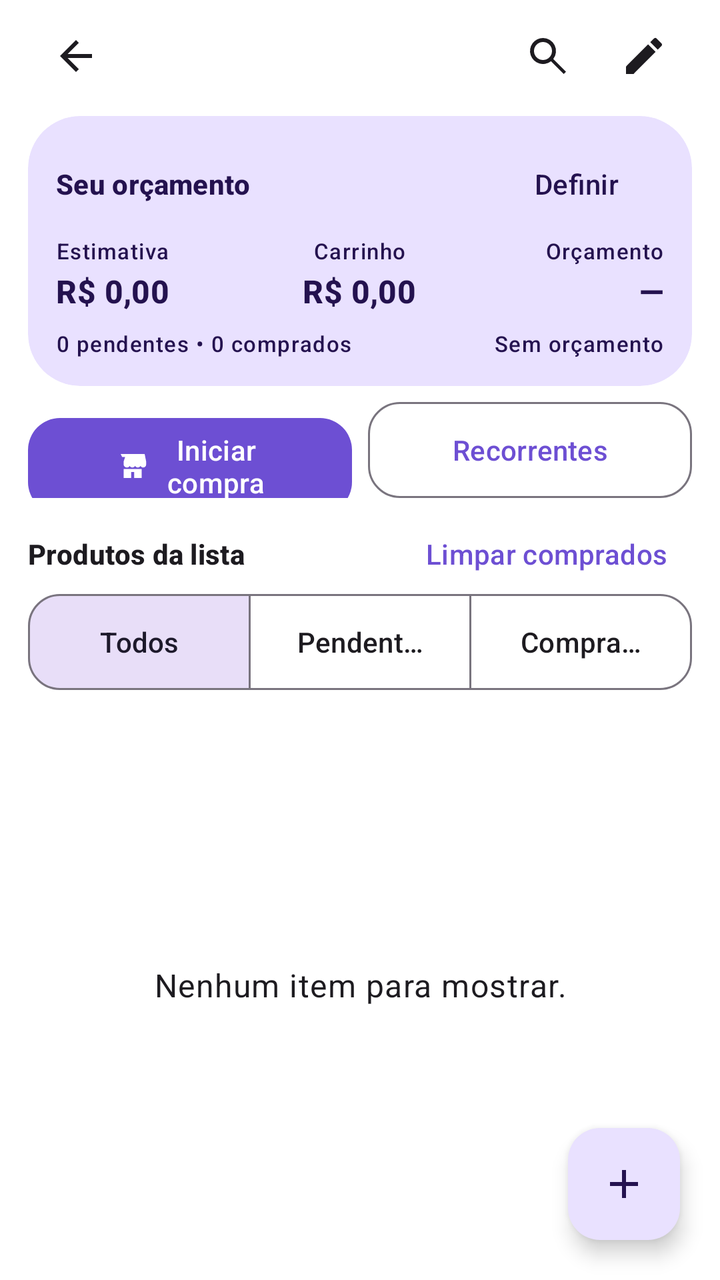
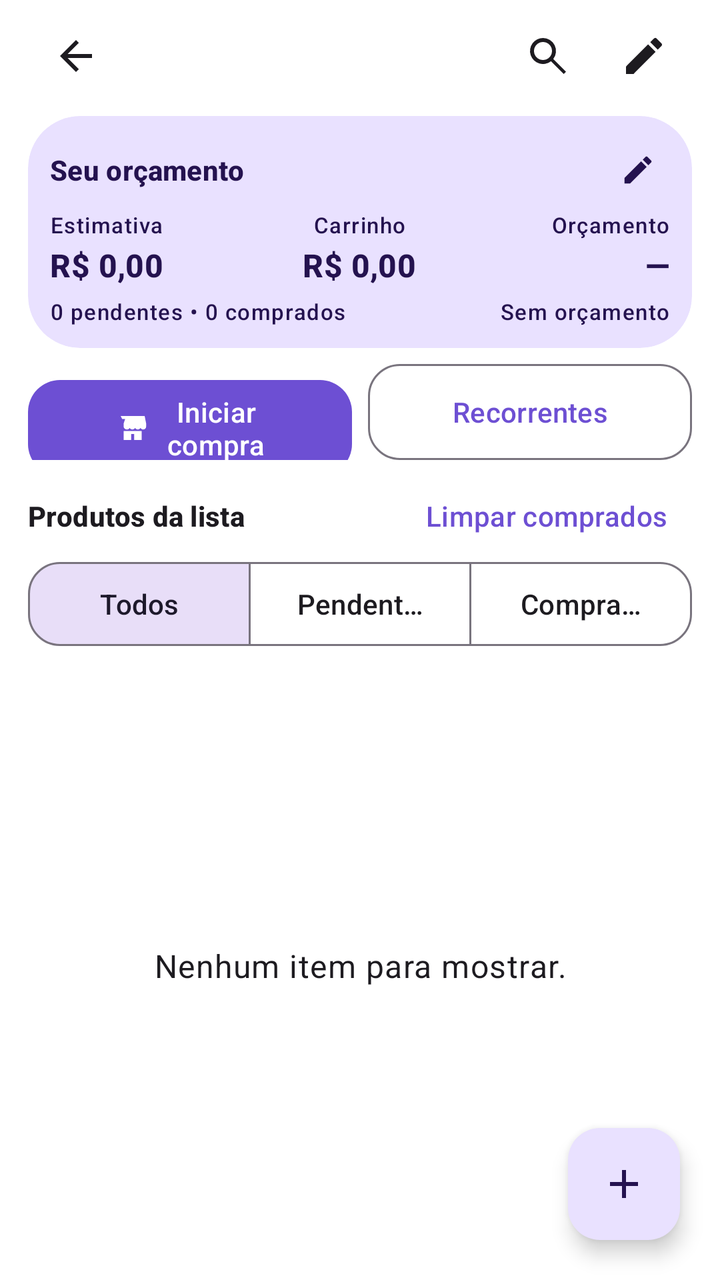

Compare the two renders of this Android layout. The source of the first and the diff that turns it into the second are given below.
<!-- AndroidManifest.xml: application theme Theme.ListaCompras -->
<!-- res/layout/activity_list_detail.xml -->
<?xml version="1.0" encoding="utf-8"?>
<androidx.coordinatorlayout.widget.CoordinatorLayout xmlns:android="http://schemas.android.com/apk/res/android"
    xmlns:app="http://schemas.android.com/apk/res-auto"
    android:id="@+id/rootDetail"
    android:layout_width="match_parent"
    android:layout_height="match_parent"
    android:background="?attr/colorSurface">
    <LinearLayout
        android:layout_width="match_parent"
        android:layout_height="match_parent"
        android:orientation="vertical"
        android:paddingStart="14dp"
        android:paddingTop="4dp"
        android:paddingEnd="14dp">
        <LinearLayout
            android:layout_width="match_parent"
            android:layout_height="wrap_content"
            android:gravity="center_vertical"
            android:orientation="horizontal">
            <ImageButton
                android:id="@+id/buttonBack"
                android:layout_width="48dp"
                android:layout_height="48dp"
                android:background="?attr/selectableItemBackgroundBorderless"
                android:contentDescription="Voltar"
                android:padding="12dp"
                android:src="@drawable/ic_back"
                app:tint="?attr/colorOnSurface" />
            <LinearLayout
                android:layout_width="0dp"
                android:layout_height="wrap_content"
                android:layout_weight="1"
                android:orientation="vertical">
                <TextView
                    android:id="@+id/textListTitle"
                    android:layout_width="match_parent"
                    android:layout_height="wrap_content"
                    android:ellipsize="end"
                    android:maxLines="1"
                    android:textAppearance="@style/TextAppearance.Material3.TitleLarge"
                    android:textStyle="bold" />
                <TextView
                    android:id="@+id/textListMarket"
                    android:layout_width="match_parent"
                    android:layout_height="wrap_content"
                    android:ellipsize="end"
                    android:maxLines="1"
                    android:textAppearance="@style/TextAppearance.Material3.LabelMedium"
                    android:textColor="?attr/colorOnSurfaceVariant"
                    android:visibility="gone" />
            </LinearLayout>
            <ImageButton
                android:id="@+id/buttonSearchItems"
                android:layout_width="48dp"
                android:layout_height="48dp"
                android:background="?attr/selectableItemBackgroundBorderless"
                android:contentDescription="Pesquisar itens"
                android:padding="12dp"
                android:src="@drawable/ic_search"
                app:tint="?attr/colorOnSurface" />
            <ImageButton
                android:id="@+id/buttonRenameList"
                android:layout_width="48dp"
                android:layout_height="48dp"
                android:background="?attr/selectableItemBackgroundBorderless"
                android:contentDescription="Renomear lista"
                android:padding="12dp"
                android:src="@drawable/ic_edit"
                app:tint="?attr/colorOnSurface" />
        </LinearLayout>

        <com.google.android.material.textfield.TextInputLayout
            android:id="@+id/layoutSearchItems"
            style="@style/Widget.ListaCompras.Field.Filled"
            android:layout_width="match_parent"
            android:layout_height="wrap_content"
            android:layout_marginTop="4dp"
            android:hint="Buscar item ou categoria"
            android:visibility="gone"
            app:boxStrokeWidth="0dp"
            app:boxStrokeWidthFocused="0dp"
            app:endIconMode="clear_text"
            app:startIconDrawable="@drawable/ic_search">
            <com.google.android.material.textfield.TextInputEditText
                android:id="@+id/inputSearchItems"
                android:layout_width="match_parent"
                android:layout_height="wrap_content"
                android:imeOptions="actionDone"
                android:inputType="text"
                android:maxLines="1" />
        </com.google.android.material.textfield.TextInputLayout>

        <com.google.android.material.card.MaterialCardView
            style="@style/Widget.ListaCompras.Card.Highlight"
            android:layout_width="match_parent"
            android:layout_height="wrap_content"
            android:layout_marginTop="6dp">
            <LinearLayout
                android:layout_width="match_parent"
                android:layout_height="wrap_content"
                android:orientation="vertical"
                android:padding="14dp">
                <LinearLayout
                    android:layout_width="match_parent"
                    android:layout_height="wrap_content"
                    android:gravity="center_vertical"
                    android:orientation="horizontal">
                    <TextView
                        android:id="@+id/textListSummary"
                        android:layout_width="0dp"
                        android:layout_height="wrap_content"
                        android:layout_weight="1"
                        android:text="Seu orçamento"
                        android:textAppearance="@style/TextAppearance.Material3.TitleSmall"
                        android:textColor="?attr/colorOnPrimaryContainer"
                        android:textStyle="bold" />
                    <com.google.android.material.button.MaterialButton
                        android:id="@+id/buttonBudget"
                        style="@style/Widget.Material3.Button.TextButton"
                        android:layout_width="wrap_content"
                        android:layout_height="40dp"
                        android:insetTop="0dp"
                        android:insetBottom="0dp"
                        android:minHeight="40dp"
                        android:text="Definir"
                        android:textColor="?attr/colorOnPrimaryContainer" />
                </LinearLayout>
                <LinearLayout
                    android:layout_width="match_parent"
                    android:layout_height="wrap_content"
                    android:layout_marginTop="6dp"
                    android:orientation="horizontal">
                    <LinearLayout
                        android:layout_width="0dp"
                        android:layout_height="wrap_content"
                        android:layout_weight="1"
                        android:orientation="vertical">
                        <TextView
                            android:layout_width="wrap_content"
                            android:layout_height="wrap_content"
                            android:text="Estimativa"
                            android:textAppearance="@style/TextAppearance.Material3.LabelSmall"
                            android:textColor="?attr/colorOnPrimaryContainer" />
                        <TextView
                            android:id="@+id/textEstimatedTotal"
                            android:layout_width="wrap_content"
                            android:layout_height="wrap_content"
                            android:layout_marginTop="2dp"
                            android:text="R$ 0,00"
                            android:textAppearance="@style/TextAppearance.Material3.TitleMedium"
                            android:textColor="?attr/colorOnPrimaryContainer"
                            android:textStyle="bold" />
                    </LinearLayout>
                    <LinearLayout
                        android:layout_width="0dp"
                        android:layout_height="wrap_content"
                        android:layout_weight="1"
                        android:gravity="center_horizontal"
                        android:orientation="vertical">
                        <TextView
                            android:layout_width="wrap_content"
                            android:layout_height="wrap_content"
                            android:text="Carrinho"
                            android:textAppearance="@style/TextAppearance.Material3.LabelSmall"
                            android:textColor="?attr/colorOnPrimaryContainer" />
                        <TextView
                            android:id="@+id/textCartTotal"
                            android:layout_width="wrap_content"
                            android:layout_height="wrap_content"
                            android:layout_marginTop="2dp"
                            android:text="R$ 0,00"
                            android:textAppearance="@style/TextAppearance.Material3.TitleMedium"
                            android:textColor="?attr/colorOnPrimaryContainer"
                            android:textStyle="bold" />
                    </LinearLayout>
                    <LinearLayout
                        android:layout_width="0dp"
                        android:layout_height="wrap_content"
                        android:layout_weight="1"
                        android:gravity="end"
                        android:orientation="vertical">
                        <TextView
                            android:id="@+id/textBudgetRemainingLabel"
                            android:layout_width="wrap_content"
                            android:layout_height="wrap_content"
                            android:text="Orçamento"
                            android:textAppearance="@style/TextAppearance.Material3.LabelSmall"
                            android:textColor="?attr/colorOnPrimaryContainer" />
                        <TextView
                            android:id="@+id/textBudgetRemaining"
                            android:layout_width="wrap_content"
                            android:layout_height="wrap_content"
                            android:layout_marginTop="2dp"
                            android:text="—"
                            android:textAppearance="@style/TextAppearance.Material3.TitleMedium"
                            android:textColor="?attr/colorOnPrimaryContainer"
                            android:textStyle="bold" />
                    </LinearLayout>
                </LinearLayout>
                <LinearLayout
                    android:layout_width="match_parent"
                    android:layout_height="wrap_content"
                    android:layout_marginTop="8dp"
                    android:gravity="center_vertical"
                    android:orientation="horizontal">
                    <TextView
                        android:id="@+id/textPurchaseStatus"
                        android:layout_width="0dp"
                        android:layout_height="wrap_content"
                        android:layout_weight="1"
                        android:text="0 pendentes • 0 comprados"
                        android:textAppearance="@style/TextAppearance.Material3.LabelSmall"
                        android:textColor="?attr/colorOnPrimaryContainer" />
                    <TextView
                        android:id="@+id/textBudgetStatus"
                        android:layout_width="wrap_content"
                        android:layout_height="wrap_content"
                        android:layout_marginStart="4dp"
                        android:text="Sem orçamento"
                        android:textAppearance="@style/TextAppearance.Material3.LabelSmall"
                        android:textColor="?attr/colorOnPrimaryContainer" />
                </LinearLayout>
                <com.google.android.material.progressindicator.LinearProgressIndicator
                    android:id="@+id/progressBudget"
                    android:layout_width="match_parent"
                    android:layout_height="wrap_content"
                    android:layout_marginTop="6dp"
                    android:max="100"
                    android:visibility="gone"
                    app:indicatorColor="?attr/colorOnPrimaryContainer"
                    app:trackColor="?attr/colorSurfaceVariant"
                    app:trackThickness="5dp" />
            </LinearLayout>
        </com.google.android.material.card.MaterialCardView>

        <LinearLayout
            android:layout_width="match_parent"
            android:layout_height="wrap_content"
            android:layout_marginTop="8dp"
            android:orientation="horizontal">
            <com.google.android.material.button.MaterialButton
                android:id="@+id/buttonPurchaseMode"
                style="@style/Widget.ListaCompras.Button.Filled"
                android:layout_width="0dp"
                android:layout_height="48dp"
                android:layout_weight="1"
                android:insetTop="0dp"
                android:insetBottom="0dp"
                android:text="Iniciar compra"
                app:icon="@drawable/ic_store"
                app:iconGravity="textStart" />
            <com.google.android.material.button.MaterialButton
                android:id="@+id/buttonAddRecurring"
                style="@style/Widget.ListaCompras.Button.Outlined"
                android:layout_width="0dp"
                android:layout_height="48dp"
                android:layout_marginStart="8dp"
                android:layout_weight="1"
                android:insetTop="0dp"
                android:insetBottom="0dp"
                android:text="Recorrentes" />
        </LinearLayout>

        <LinearLayout
            android:layout_width="match_parent"
            android:layout_height="wrap_content"
            android:layout_marginTop="8dp"
            android:gravity="center_vertical"
            android:orientation="horizontal">
            <TextView
                android:id="@+id/textItemsSection"
                android:layout_width="0dp"
                android:layout_height="wrap_content"
                android:layout_weight="1"
                android:text="Produtos da lista"
                android:textAppearance="@style/TextAppearance.Material3.TitleSmall"
                android:textStyle="bold" />
            <com.google.android.material.button.MaterialButton
                android:id="@+id/buttonClearPurchased"
                style="@style/Widget.Material3.Button.TextButton"
                android:layout_width="wrap_content"
                android:layout_height="40dp"
                android:insetTop="0dp"
                android:insetBottom="0dp"
                android:minHeight="40dp"
                android:text="Limpar comprados" />
        </LinearLayout>
        <com.google.android.material.button.MaterialButtonToggleGroup
            android:id="@+id/groupFilters"
            android:layout_width="match_parent"
            android:layout_height="48dp"
            app:checkedButton="@id/buttonAll"
            app:selectionRequired="true"
            app:singleSelection="true">
            <com.google.android.material.button.MaterialButton
                android:id="@+id/buttonAll"
                style="@style/Widget.ListaCompras.Button.Outlined"
                android:layout_width="0dp"
                android:layout_height="48dp"
                android:layout_weight="1"
                android:insetTop="0dp"
                android:insetBottom="0dp"
                android:text="Todos" />
            <com.google.android.material.button.MaterialButton
                android:id="@+id/buttonPending"
                style="@style/Widget.ListaCompras.Button.Outlined"
                android:layout_width="0dp"
                android:layout_height="48dp"
                android:layout_weight="1"
                android:insetTop="0dp"
                android:insetBottom="0dp"
                android:text="Pendentes" />
            <com.google.android.material.button.MaterialButton
                android:id="@+id/buttonPurchased"
                style="@style/Widget.ListaCompras.Button.Outlined"
                android:layout_width="0dp"
                android:layout_height="48dp"
                android:layout_weight="1"
                android:insetTop="0dp"
                android:insetBottom="0dp"
                android:text="Comprados" />
        </com.google.android.material.button.MaterialButtonToggleGroup>
        <FrameLayout
            android:layout_width="match_parent"
            android:layout_height="0dp"
            android:layout_weight="1">
            <androidx.recyclerview.widget.RecyclerView
                android:id="@+id/recyclerItems"
                android:layout_width="match_parent"
                android:layout_height="match_parent"
                android:clipToPadding="false"
                android:paddingBottom="8dp" />
            <TextView
                android:id="@+id/textEmptyItems"
                android:layout_width="match_parent"
                android:layout_height="wrap_content"
                android:layout_gravity="center"
                android:gravity="center"
                android:padding="32dp"
                android:text="Nenhum item para mostrar."
                android:textAppearance="@style/TextAppearance.Material3.BodyLarge" />
        </FrameLayout>
    </LinearLayout>
    <com.google.android.material.floatingactionbutton.FloatingActionButton
        android:id="@+id/fabAddItem"
        android:layout_width="wrap_content"
        android:layout_height="wrap_content"
        android:layout_gravity="bottom|end"
        android:layout_margin="20dp"
        android:contentDescription="Adicionar item"
        app:srcCompat="@drawable/ic_add" />
</androidx.coordinatorlayout.widget.CoordinatorLayout>
<!-- resources referenced by this layout -->
<resources>
  <!-- drawable ic_add (drawable) -->
  <vector xmlns:android="http://schemas.android.com/apk/res/android" android:width="24dp" android:height="24dp" android:viewportWidth="24" android:viewportHeight="24">
      <path android:fillColor="@android:color/white" android:pathData="M19,13h-6v6h-2v-6H5v-2h6V5h2v6h6v2z" />
  </vector>
  <!-- drawable ic_back (drawable) -->
  <vector xmlns:android="http://schemas.android.com/apk/res/android" android:width="24dp" android:height="24dp" android:viewportWidth="24" android:viewportHeight="24">
      <path android:fillColor="?attr/colorOnSurface" android:pathData="M20,11H7.83l5.59,-5.59L12,4l-8,8 8,8 1.42,-1.41L7.83,13H20v-2z" />
  </vector>
  <!-- drawable ic_search (drawable) -->
  <vector xmlns:android="http://schemas.android.com/apk/res/android"
      android:width="24dp"
      android:height="24dp"
      android:viewportWidth="24"
      android:viewportHeight="24">
      <path
          android:fillColor="#FF000000"
          android:pathData="M9.5,3a6.5,6.5 0,1 0,3.98 11.64L19.85,21 21,19.85l-6.36,-6.37A6.5,6.5 0,0 0,9.5,3zM9.5,5a4.5,4.5 0,1 1,0 9,4.5 4.5,0 0,1 0,-9z" />
  </vector>
  <style name="Widget.ListaCompras.Button.Filled" parent="Widget.Material3.Button">
          <item name="cornerRadius">@dimen/lc_radius_button</item>
          <item name="android:minHeight">48dp</item>
      </style>
  <style name="Widget.ListaCompras.Button.Outlined" parent="Widget.Material3.Button.OutlinedButton">
          <item name="cornerRadius">@dimen/lc_radius_button</item>
          <item name="android:minHeight">48dp</item>
      </style>
  <style name="Widget.ListaCompras.Card.Highlight" parent="Widget.ListaCompras.Card">
          <item name="cardCornerRadius">@dimen/lc_radius_hero</item>
          <item name="cardBackgroundColor">?attr/colorPrimaryContainer</item>
          <item name="strokeWidth">0dp</item>
      </style>
  <style name="Widget.ListaCompras.Field.Filled" parent="Widget.Material3.TextInputLayout.FilledBox">
          <item name="boxCornerRadiusTopStart">@dimen/lc_radius_input</item>
          <item name="boxCornerRadiusTopEnd">@dimen/lc_radius_input</item>
          <item name="boxCornerRadiusBottomStart">@dimen/lc_radius_input</item>
          <item name="boxCornerRadiusBottomEnd">@dimen/lc_radius_input</item>
      </style>
  <dimen name="lc_radius_button">16dp</dimen>
  <style name="Widget.ListaCompras.Card" parent="Widget.Material3.CardView.Outlined">
          <item name="cardCornerRadius">@dimen/lc_radius_card</item>
          <item name="cardElevation">0dp</item>
          <item name="strokeColor">?attr/colorOutlineVariant</item>
          <item name="strokeWidth">1dp</item>
          <item name="cardBackgroundColor">?attr/colorSurfaceContainerLow</item>
      </style>
  <dimen name="lc_radius_hero">26dp</dimen>
  <dimen name="lc_radius_input">16dp</dimen>
  <color name="primary">#6D4FD3</color>
  <color name="on_primary">#FFFFFF</color>
  <color name="primary_container">#E9E1FF</color>
  <color name="on_primary_container">#24124F</color>
  <color name="secondary">#625B71</color>
  <color name="on_secondary">#FFFFFF</color>
  <color name="secondary_container">#E8DEF8</color>
  <color name="on_secondary_container">#1D192B</color>
  <color name="dark_background">#F7F7FC</color>
  <color name="dark_surface">#FFFFFF</color>
  <color name="dark_surface_variant">#F0EDF5</color>
  <color name="dark_surface_lowest">#FFFFFF</color>
  <color name="dark_surface_low">#F7F2FA</color>
  <color name="dark_surface_container">#F4F0FA</color>
  <color name="dark_surface_high">#ECE6F0</color>
  <color name="dark_surface_highest">#E6E0E9</color>
  <color name="dark_on_surface">#1D1B20</color>
  <color name="dark_on_surface_variant">#49454F</color>
  <color name="dark_outline">#79747E</color>
  <color name="dark_outline_variant">#CAC4D0</color>
  <dimen name="lc_radius_card">20dp</dimen>
  <!-- unchanged entries left out for length: 3 -->
</resources>

<!-- the commit's change to res/layout/activity_list_detail.xml (unified diff, before → after) -->
@@ -91,15 +91,20 @@
         </com.google.android.material.textfield.TextInputLayout>
 
         <com.google.android.material.card.MaterialCardView
+            android:id="@+id/cardListBudget"
             style="@style/Widget.ListaCompras.Card.Highlight"
             android:layout_width="match_parent"
             android:layout_height="wrap_content"
-            android:layout_marginTop="6dp">
+            android:layout_marginTop="6dp"
+            android:clickable="true"
+            android:focusable="true"
+            android:foreground="?attr/selectableItemBackground"
+            android:contentDescription="Editar orçamento">
             <LinearLayout
                 android:layout_width="match_parent"
                 android:layout_height="wrap_content"
                 android:orientation="vertical"
-                android:padding="14dp">
+                android:padding="11dp">
                 <LinearLayout
                     android:layout_width="match_parent"
                     android:layout_height="wrap_content"
@@ -114,21 +119,18 @@
                         android:textAppearance="@style/TextAppearance.Material3.TitleSmall"
                         android:textColor="?attr/colorOnPrimaryContainer"
                         android:textStyle="bold" />
-                    <com.google.android.material.button.MaterialButton
-                        android:id="@+id/buttonBudget"
-                        style="@style/Widget.Material3.Button.TextButton"
-                        android:layout_width="wrap_content"
-                        android:layout_height="40dp"
-                        android:insetTop="0dp"
-                        android:insetBottom="0dp"
-                        android:minHeight="40dp"
-                        android:text="Definir"
-                        android:textColor="?attr/colorOnPrimaryContainer" />
+                    <ImageView
+                        android:layout_width="32dp"
+                        android:layout_height="32dp"
+                        android:padding="7dp"
+                        android:src="@drawable/ic_edit"
+                        android:importantForAccessibility="no"
+                        app:tint="?attr/colorOnPrimaryContainer" />
                 </LinearLayout>
                 <LinearLayout
                     android:layout_width="match_parent"
                     android:layout_height="wrap_content"
-                    android:layout_marginTop="6dp"
+                    android:layout_marginTop="4dp"
                     android:orientation="horizontal">
                     <LinearLayout
                         android:layout_width="0dp"
@@ -200,7 +202,7 @@
                 <LinearLayout
                     android:layout_width="match_parent"
                     android:layout_height="wrap_content"
-                    android:layout_marginTop="8dp"
+                    android:layout_marginTop="5dp"
                     android:gravity="center_vertical"
                     android:orientation="horizontal">
                     <TextView
@@ -224,7 +226,7 @@
                     android:id="@+id/progressBudget"
                     android:layout_width="match_parent"
                     android:layout_height="wrap_content"
-                    android:layout_marginTop="6dp"
+                    android:layout_marginTop="4dp"
                     android:max="100"
                     android:visibility="gone"
                     app:indicatorColor="?attr/colorOnPrimaryContainer"
@@ -298,8 +300,8 @@
                 android:layout_width="0dp"
                 android:layout_height="48dp"
                 android:layout_weight="1"
-                android:insetTop="0dp"
-                android:insetBottom="0dp"
+                android:insetTop="3dp"
+                android:insetBottom="3dp"
                 android:text="Todos" />
             <com.google.android.material.button.MaterialButton
                 android:id="@+id/buttonPending"
@@ -307,8 +309,8 @@
                 android:layout_width="0dp"
                 android:layout_height="48dp"
                 android:layout_weight="1"
-                android:insetTop="0dp"
-                android:insetBottom="0dp"
+                android:insetTop="3dp"
+                android:insetBottom="3dp"
                 android:text="Pendentes" />
             <com.google.android.material.button.MaterialButton
                 android:id="@+id/buttonPurchased"
@@ -316,8 +318,8 @@
                 android:layout_width="0dp"
                 android:layout_height="48dp"
                 android:layout_weight="1"
-                android:insetTop="0dp"
-                android:insetBottom="0dp"
+                android:insetTop="3dp"
+                android:insetBottom="3dp"
                 android:text="Comprados" />
         </com.google.android.material.button.MaterialButtonToggleGroup>
         <FrameLayout
